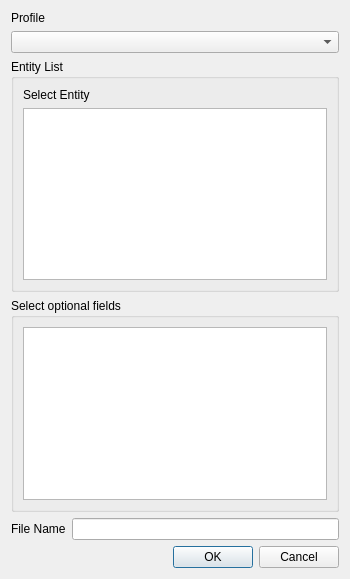
First picture: the form in ui/ui_geoodk_converter.ui, repository gltn/stdm, before the edit.
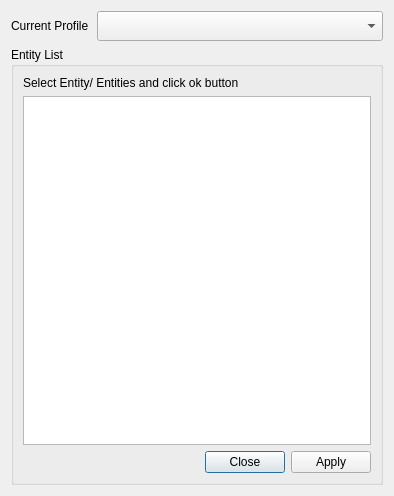
Second picture: the form after the edit.

Commit message: Import geoODK data into STDM Added import files in the geoodk folder

The edit to the form file:
```diff
--- a/ui/ui_geoodk_converter.ui
+++ b/ui/ui_geoodk_converter.ui
@@ -6,50 +6,42 @@
    <rect>
     <x>0</x>
     <y>0</y>
-    <width>350</width>
-    <height>579</height>
+    <width>394</width>
+    <height>496</height>
    </rect>
   </property>
   <property name="windowTitle">
    <string>Dialog</string>
   </property>
   <layout class="QGridLayout" name="gridLayout_4">
-   <item row="5" column="0">
-    <layout class="QGridLayout" name="gridLayout_3">
-     <item row="3" column="1">
-      <widget class="QDialogButtonBox" name="buttonBox">
-       <property name="orientation">
-        <enum>Qt::Horizontal</enum>
-       </property>
-       <property name="standardButtons">
-        <set>QDialogButtonBox::Cancel|QDialogButtonBox::Ok</set>
-       </property>
-      </widget>
-     </item>
-     <item row="1" column="0">
-      <widget class="QLabel" name="label">
-       <property name="text">
-        <string>File Name</string>
-       </property>
-      </widget>
-     </item>
-     <item row="1" column="1">
-      <widget class="QLineEdit" name="txt_name"/>
-     </item>
-    </layout>
-   </item>
-   <item row="0" column="0">
-    <layout class="QVBoxLayout" name="vlnotification"/>
-   </item>
    <item row="1" column="0">
     <layout class="QGridLayout" name="gridLayout_2">
      <item row="2" column="1">
-      <widget class="QComboBox" name="cboProf"/>
+      <widget class="QComboBox" name="cboProf">
+       <property name="minimumSize">
+        <size>
+         <width>0</width>
+         <height>30</height>
+        </size>
+       </property>
+      </widget>
      </item>
-     <item row="1" column="1">
+     <item row="2" column="0">
       <widget class="QLabel" name="label_2">
+       <property name="minimumSize">
+        <size>
+         <width>0</width>
+         <height>30</height>
+        </size>
+       </property>
+       <property name="maximumSize">
+        <size>
+         <width>80</width>
+         <height>16777215</height>
+        </size>
+       </property>
        <property name="text">
-        <string>Profile </string>
+        <string>Current Profile</string>
        </property>
       </widget>
      </item>
@@ -67,21 +59,22 @@
       <item row="0" column="0">
        <widget class="QLabel" name="label_3">
         <property name="text">
-         <string>Select Entity</string>
+         <string>Select Entity/ Entities and click ok button</string>
         </property>
        </widget>
       </item>
-     </layout>
-    </widget>
-   </item>
-   <item row="3" column="0">
-    <widget class="QGroupBox" name="groupBox">
-     <property name="title">
-      <string>Select optional fields </string>
-     </property>
-     <layout class="QGridLayout" name="gridLayout_5">
-      <item row="0" column="0">
-       <widget class="QListView" name="lstvwcolumns"/>
+      <item row="2" column="0">
+       <widget class="QDialogButtonBox" name="buttonBox">
+        <property name="orientation">
+         <enum>Qt::Horizontal</enum>
+        </property>
+        <property name="standardButtons">
+         <set>QDialogButtonBox::Apply|QDialogButtonBox::Close</set>
+        </property>
+        <property name="centerButtons">
+         <bool>false</bool>
+        </property>
+       </widget>
       </item>
      </layout>
     </widget>
```
Left out of the diff: 6 changed lines with no effect on the pictures. The commit also changes 13 other files.
